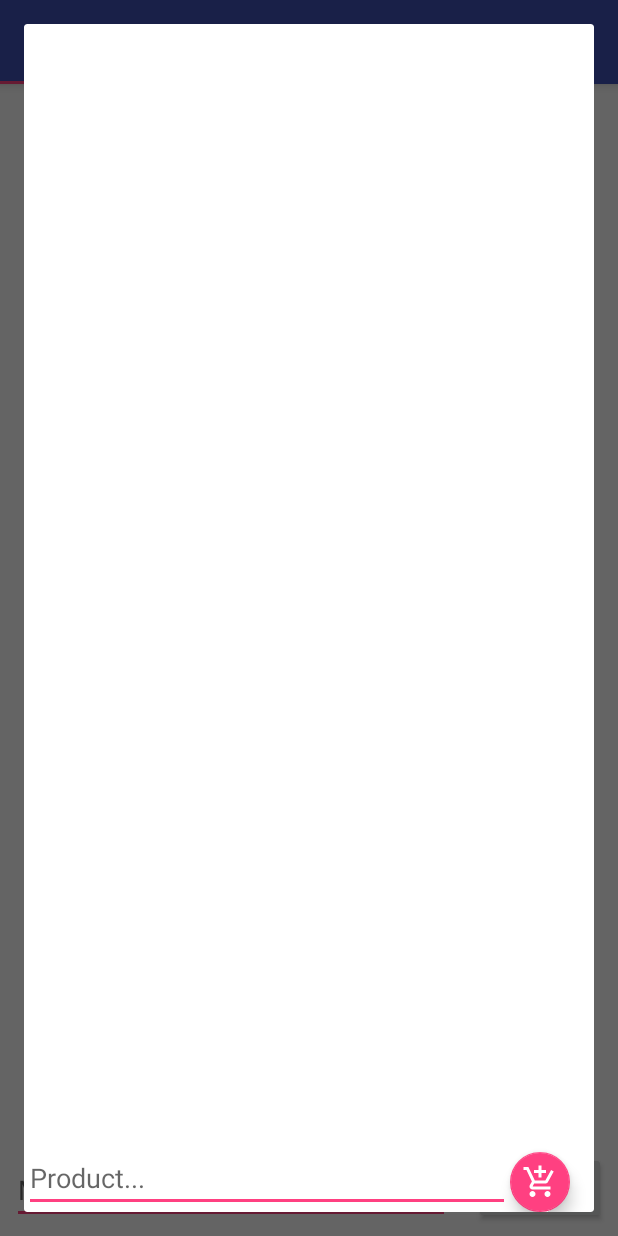
After one commit to NessCollege2017/FirebaseDatabase, an Android app: the fragment ShoppingListItemsFragment placed in its activity, on a phone screen of 412 x 824 dp. The commit adds this screen. Run offline under Robolectric (Android 15) with nearby library versions, the phone set to English and light mode, and no system bars; our stand-ins replace ButterKnife, Firebase (no records; nobody signed in at launch, a user with empty details on screens opened directly); libraries missing offline, so code that uses them is left out: com.mikhaellopez.circularimageview; pictures from the network do not load; 3 statements that could not run were skipped.

Commit message:
Adding Items to a list

```diff
--- a/app/build.gradle
+++ b/app/build.gradle
@@ -47,4 +47,5 @@ dependencies {
 
 
 
+
 apply plugin: 'com.google.gms.google-services'
--- a/app/src/main/java/ness/edu/firebasedatabase/MainActivity.java
+++ b/app/src/main/java/ness/edu/firebasedatabase/MainActivity.java
@@ -208,7 +208,7 @@ public class MainActivity extends AppCompatActivity {
                 case 1:
                     return "Shopping Lists";
                 case 2:
-                    return "SECTION 3";
+                    return "Blank";
             }
             return null;
         }
--- /dev/null
+++ b/app/src/main/java/ness/edu/firebasedatabase/ShoppingListItemsFragment.java
@@ -0,0 +1,83 @@
+package ness.edu.firebasedatabase;
+
+
+import android.os.Bundle;
+import android.support.design.widget.FloatingActionButton;
+import android.support.v4.app.DialogFragment;
+import android.support.v4.app.Fragment;
+import android.support.v7.widget.RecyclerView;
+import android.util.Log;
+import android.view.LayoutInflater;
+import android.view.View;
+import android.view.ViewGroup;
+import android.widget.EditText;
+
+import com.google.firebase.auth.FirebaseAuth;
+import com.google.firebase.auth.FirebaseUser;
+import com.google.firebase.database.DatabaseReference;
+import com.google.firebase.database.FirebaseDatabase;
+
+import butterknife.BindView;
+import butterknife.ButterKnife;
+import butterknife.OnClick;
+import butterknife.Unbinder;
+import ness.edu.firebasedatabase.models.ShoppingListProduct;
+import ness.edu.firebasedatabase.models.ShoppingLists;
+
+
+/**
+ * A simple {@link Fragment} subclass.
+ */
+public class ShoppingListItemsFragment extends DialogFragment {
+    ShoppingLists shoppingList;
+    @BindView(R.id.fabAddProduct)
+    FloatingActionButton fabAddProduct;
+    @BindView(R.id.etProductName)
+    EditText etProductName;
+    @BindView(R.id.rvProducts)
+    RecyclerView rvProducts;
+    Unbinder unbinder;
+
+    @Override
+    public View onCreateView(LayoutInflater inflater, ViewGroup container,
+                             Bundle savedInstanceState) {
+        // Inflate the layout for this fragment
+        View view = inflater.inflate(R.layout.fragment_shopping_list_items, container, false);
+        unbinder = ButterKnife.bind(this, view);
+        shoppingList = getArguments().getParcelable("list");
+
+        return view;
+    }
+
+    @Override
+    public void onDestroyView() {
+        super.onDestroyView();
+        unbinder.unbind();
+    }
+
+    @OnClick(R.id.fabAddProduct)
+    public void onViewClicked() {
+        //1) ref list items.
+        DatabaseReference ref = FirebaseDatabase.
+                                getInstance().
+                                getReference("ListItems").
+                                child(shoppingList.getListUID());
+
+        //2) model
+        String productName = etProductName.getText().toString();
+        FirebaseUser currentUser = FirebaseAuth.getInstance().getCurrentUser();
+        if (currentUser == null){
+            Log.e("Ness", "No user");
+            return;
+        }
+
+        ShoppingListProduct product = new ShoppingListProduct(productName,
+                currentUser.getUid(),
+                currentUser.getDisplayName(),
+                false
+                );
+
+
+        ref.push().setValue(product);
+    }
+}
--- a/app/src/main/res/drawable/ic_add_shopping_cart.xml
+++ b/app/src/main/res/drawable/ic_add_shopping_cart.xml
@@ -4,6 +4,6 @@
         android:viewportWidth="24.0"
         android:viewportHeight="24.0">
     <path
-        android:fillColor="#FF000000"
+        android:fillColor="#ffffff"
         android:pathData="M11,9h2L13,6h3L16,4h-3L13,1h-2v3L8,4v2h3v3zM7,18c-1.1,0 -1.99,0.9 -1.99,2S5.9,22 7,22s2,-0.9 2,-2 -0.9,-2 -2,-2zM17,18c-1.1,0 -1.99,0.9 -1.99,2s0.89,2 1.99,2 2,-0.9 2,-2 -0.9,-2 -2,-2zM7.17,14.75l0.03,-0.12 0.9,-1.63h7.45c0.75,0 1.41,-0.41 1.75,-1.03l3.86,-7.01L19.42,4h-0.01l-1.1,2 -2.76,5L8.53,11l-0.13,-0.27L6.16,6l-0.95,-2 -0.94,-2L1,2v2h2l3.6,7.59 -1.35,2.45c-0.16,0.28 -0.25,0.61 -0.25,0.96 0,1.1 0.9,2 2,2h12v-2L7.42,15c-0.13,0 -0.25,-0.11 -0.25,-0.25z"/>
 </vector>
--- /dev/null
+++ b/app/src/main/res/layout/fragment_shopping_list_items.xml
@@ -0,0 +1,40 @@
+<RelativeLayout xmlns:android="http://schemas.android.com/apk/res/android"
+    xmlns:app="http://schemas.android.com/apk/res-auto"
+    xmlns:tools="http://schemas.android.com/tools"
+    android:layout_width="match_parent"
+    android:layout_height="match_parent"
+     tools:context="ness.edu.firebasedatabase.ShoppingListItemsFragment">
+
+
+    <android.support.design.widget.FloatingActionButton
+        android:id="@+id/fabAddProduct"
+        android:layout_width="wrap_content"
+        android:layout_height="wrap_content"
+        android:layout_alignParentBottom="true"
+        android:layout_alignParentRight="true"
+        android:layout_marginBottom="100dp"
+        android:layout_marginRight="16dp"
+
+        app:fabSize="mini"
+
+        app:srcCompat="@drawable/ic_add_shopping_cart" />
+
+    <EditText
+        android:id="@+id/etProductName"
+        android:layout_width="match_parent"
+        android:layout_height="wrap_content"
+        android:layout_alignParentLeft="true"
+        android:layout_toLeftOf="@+id/fabAddProduct"
+        android:layout_alignParentBottom="true"
+       android:layout_marginBottom="100dp"
+        android:hint="Product..."
+        android:inputType="textPersonName" />
+
+    <android.support.v7.widget.RecyclerView
+        android:id="@+id/rvProducts"
+        android:layout_width="match_parent"
+        android:layout_height="match_parent"
+        android:layout_above="@+id/etProductName"
+        android:layout_alignParentEnd="true"
+        android:layout_alignParentRight="true" />
+</RelativeLayout>
```
Also changed, not shown: app/src/main/java/ness/edu/firebasedatabase/ShoppingListFragment.java (+24 -4 lines), app/src/main/java/ness/edu/firebasedatabase/models/ShoppingListProduct.java (added, +58 -0 lines).
